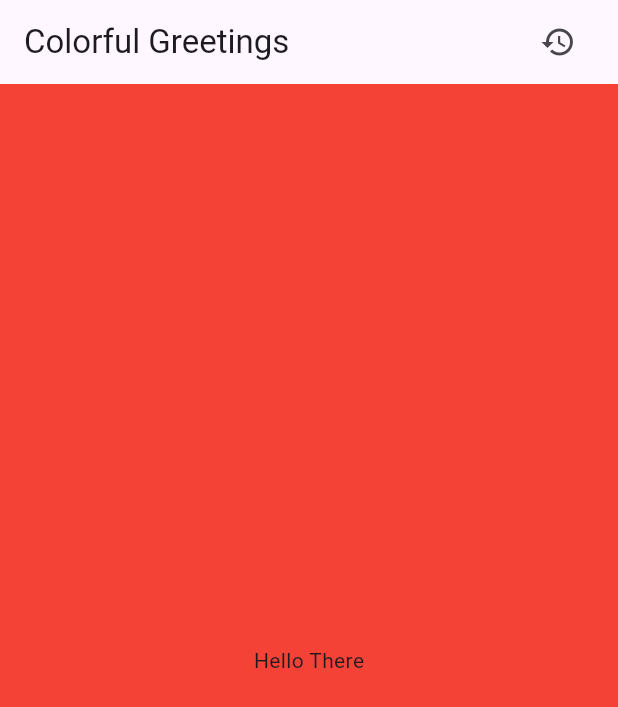
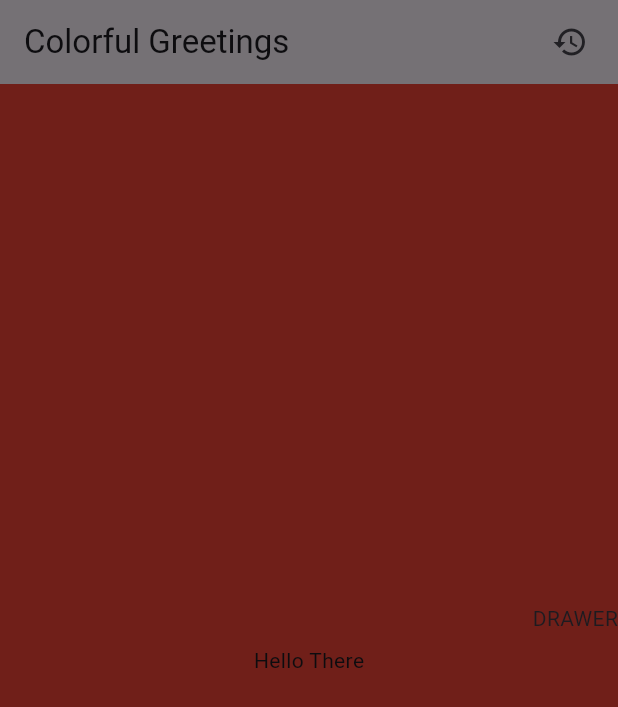
Before and after one commit to UbohyiPetro/colorful_greetings, a Flutter app: the screen it shows after launch, with the side drawer open (before the commit the screen has no drawer), on a phone screen of 412 x 824 dp. Shown: the top 707 px of the screen. Run offline on Flutter 3.47's test engine with Material 3 defaults, Android fonts, the phone set to English and light mode, and no system bars.

Commit message:
CG-2: design history button and add open drawer when click

```diff
--- a/lib/home/ui/home_screen.dart
+++ b/lib/home/ui/home_screen.dart
@@ -10,18 +10,23 @@ class HomeScreen extends StatelessWidget {
     return GestureDetector(
       onTap: () {},
       child: Scaffold(
+        endDrawer: Text("DRAWER"),
         backgroundColor: Colors.red,
         appBar: AppBar(
           actions: [
-            Padding(
-              padding: const EdgeInsets.only(right: 16.0),
-              child: IconButton(
-                onPressed: () {},
-                icon: const Icon(
-                  Icons.history,
-                ),
-              ),
-            ),
+            Builder(
+              builder: (BuildContext context) {
+                return Padding(
+                  padding: const EdgeInsets.only(right: 8.0),
+                  child: IconButton(
+                    onPressed: () => Scaffold.of(context).openEndDrawer(),
+                    icon: const Icon(
+                      Icons.history,
+                    ),
+                  ),
+                );
+              },
+            )
           ],
           title: const Text("Colorful Greetings"),
         ),
```
